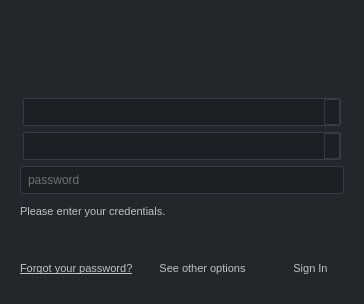
The window that python/tank/authentication/resources/login_dialog.ui (shotgunsoftware/tk-core) describes before a commit, drawn with Qt 5.
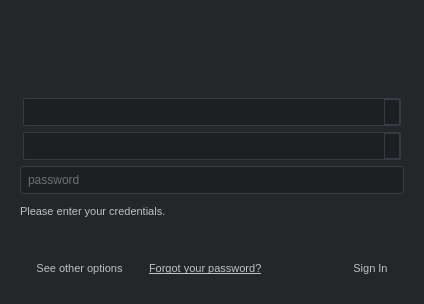
The same window after the commit. Icons and pictures are not drawn. Custom widgets are drawn as their Qt base class.

Commit message:
Keep the "forgot your password" action in the window instead of the drop-down menu
Increase the window size so all widgets fit

Display "forgot your password" action only in "basic" mode

The edit to the form file:
```diff
--- a/python/tank/authentication/resources/login_dialog.ui
+++ b/python/tank/authentication/resources/login_dialog.ui
@@ -9,14 +9,14 @@
    <rect>
     <x>0</x>
     <y>0</y>
-    <width>364</width>
+    <width>424</width>
     <height>304</height>
    </rect>
   </property>
   <property name="minimumSize">
    <size>
-    <width>364</width>
-    <height>296</height>
+    <width>424</width>
+    <height>304</height>
    </size>
   </property>
   <property name="windowTitle">
@@ -303,6 +303,19 @@
          <property name="leftMargin">
           <number>0</number>
          </property>
+         <item>
+          <widget class="QPushButton" name="button_options">
+           <property name="text">
+            <string>See other options</string>
+           </property>
+           <property name="autoDefault">
+            <bool>false</bool>
+           </property>
+           <property name="flat">
+            <bool>true</bool>
+           </property>
+          </widget>
+         </item>
          <item>
           <layout class="QVBoxLayout" name="links">
            <item>
@@ -326,19 +339,6 @@
            </item>
           </layout>
          </item>
-         <item>
-          <widget class="QPushButton" name="button_options">
-           <property name="text">
-            <string>See other options</string>
-           </property>
-           <property name="autoDefault">
-            <bool>false</bool>
-           </property>
-           <property name="flat">
-            <bool>true</bool>
-           </property>
-          </widget>
-         </item>
          <item>
           <spacer name="sign_in_hspacer">
            <property name="orientation">
```
The commit also changes 2 other files.
